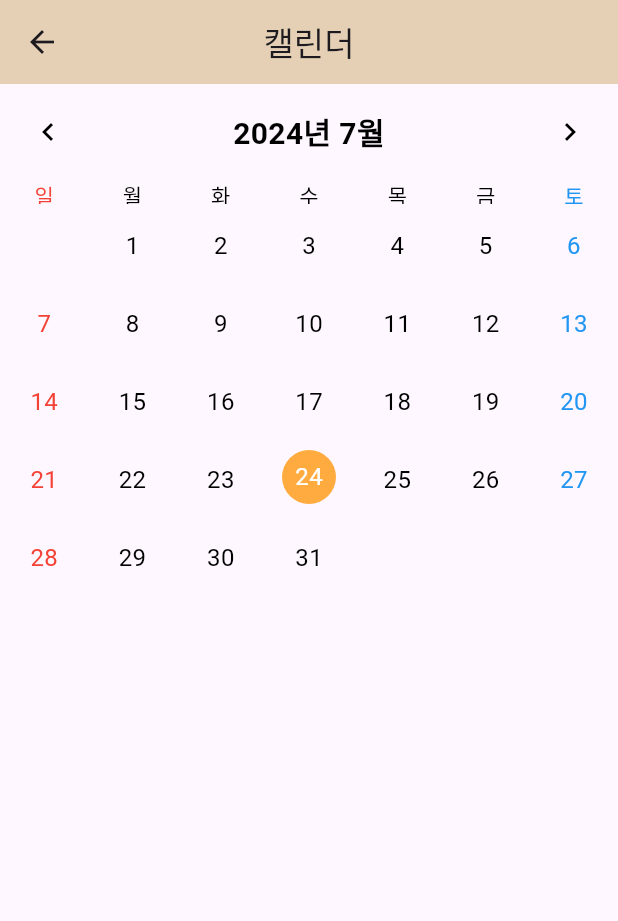
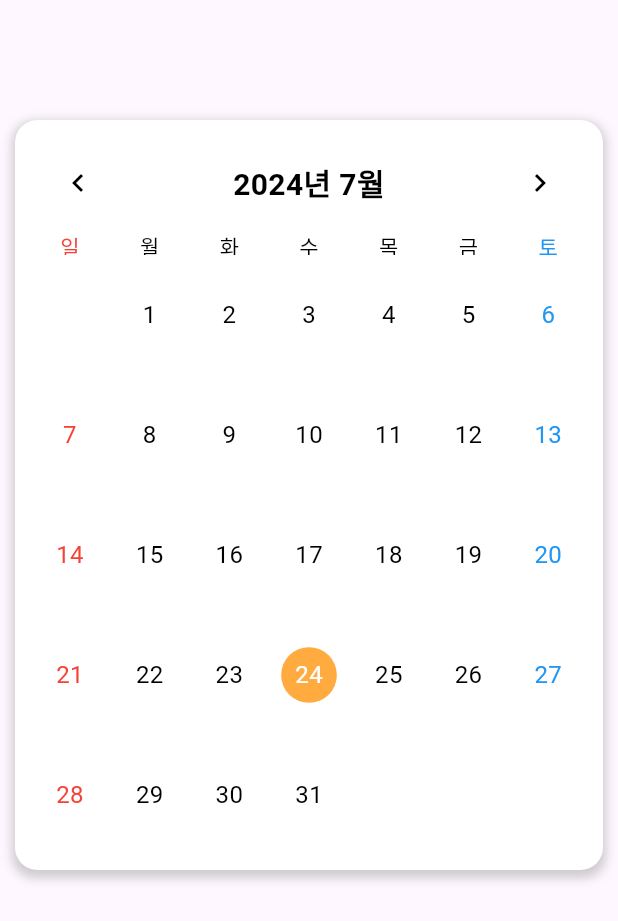
Before and after one commit to Dayoung331/madcamp_week4, a Flutter app: the CalendarScreen screen opened directly, on a phone screen of 412 x 824 dp. Shown: the top 921 px of the screen. Run offline on Flutter 3.47's test engine with Material 3 defaults, Android fonts, the phone set to English and light mode, and no system bars; drawn by our look-alikes of table_calendar; our stand-ins replace lottie, shared_preferences; accounts and stored records are empty; Roboto replaces fonts that are missing (AppleMyungjo).

Commit message:
캘린더 수정

```diff
--- a/lib/screens/calendar_screen.dart
+++ b/lib/screens/calendar_screen.dart
@@ -130,19 +130,27 @@ class _CalendarScreenState extends State<CalendarScreen> {
   @override
   Widget build(BuildContext context) {
     return Scaffold(
-      appBar: AppBar(
-        title: Text(
-          '캘린더',
-          style: TextStyle(fontFamily: 'AppleMyungjo'), // 글씨체 변경
+      body: SingleChildScrollView(
+        child: Column(
+          children: [
+            SizedBox(height: 70),
+            Container(
+              padding: EdgeInsets.all(10),
+              margin: EdgeInsets.all(10),
+              decoration: BoxDecoration(
+                color: Colors.white,
+                borderRadius: BorderRadius.circular(15.0),
+                boxShadow: [
+                  BoxShadow(
+                    color: Colors.grey.withOpacity(0.5),
+                    spreadRadius: 2,
+                    blurRadius: 5,
+                    offset: Offset(0, 3),
                   ),
-        centerTitle: true,
-        backgroundColor: Color(0xFFE5D0B5), // 앱바 배경색 변경
+                ],
               ),
-      body: Column(
-        children: [
-          AspectRatio(
-            aspectRatio: 1.0, // 이 값을 조정하여 달력의 높이를 조정할 수 있습니다.
               child: TableCalendar(
+                rowHeight: 80, // 행 높이 설정
                 locale: 'ko_KR', // 달력 로케일을 한국어로 설정
                 firstDay: DateTime(DateTime.now().year, 1, 1),
                 lastDay: DateTime(DateTime.now().year, 12, 31),
@@ -241,7 +249,7 @@ class _CalendarScreenState extends State<CalendarScreen> {
                   },
                   defaultBuilder: (context, date, focusedDay) {
                     return Container(
-                    margin: EdgeInsets.all(16.0), // 셀 내부의 여백을 늘려 셀 크기 증가
+                      margin: EdgeInsets.all(8.0), // 셀 내부의 여백을 늘려 셀 크기 증가
                       alignment: Alignment.center,
                       child: Text(
                         date.day.toString(),
@@ -319,14 +327,15 @@ class _CalendarScreenState extends State<CalendarScreen> {
                 },
               ),
             ),
-          Expanded(
-            child: ListView.builder(
+            ListView.builder(
+              shrinkWrap: true, // ListView의 크기를 내용에 맞게 조절
+              physics: NeverScrollableScrollPhysics(), // 별도의 스크롤 불가
               itemCount: _selectedEvents.length,
               itemBuilder: (context, index) {
                 final event = _selectedEvents[index];
                 return ScheduleCard(
                   title: event,
-                  color: event == 'Submitted' ? Colors.blue : Colors.green,
+                  color: Color(0xFFE5D0B5),
                   date: _selectedDay ?? DateTime.now(), // 선택된 날짜를 전달
                   onTap: () {
                     if (event == 'Diary Entry') {
@@ -349,8 +358,8 @@ class _CalendarScreenState extends State<CalendarScreen> {
                 );
               },
             ),
+          ],
         ),
-        ],
       ),
     );
   }
```
Also changed, not shown: 2 other files. Lines whose indentation alone changed are shown as unchanged.
